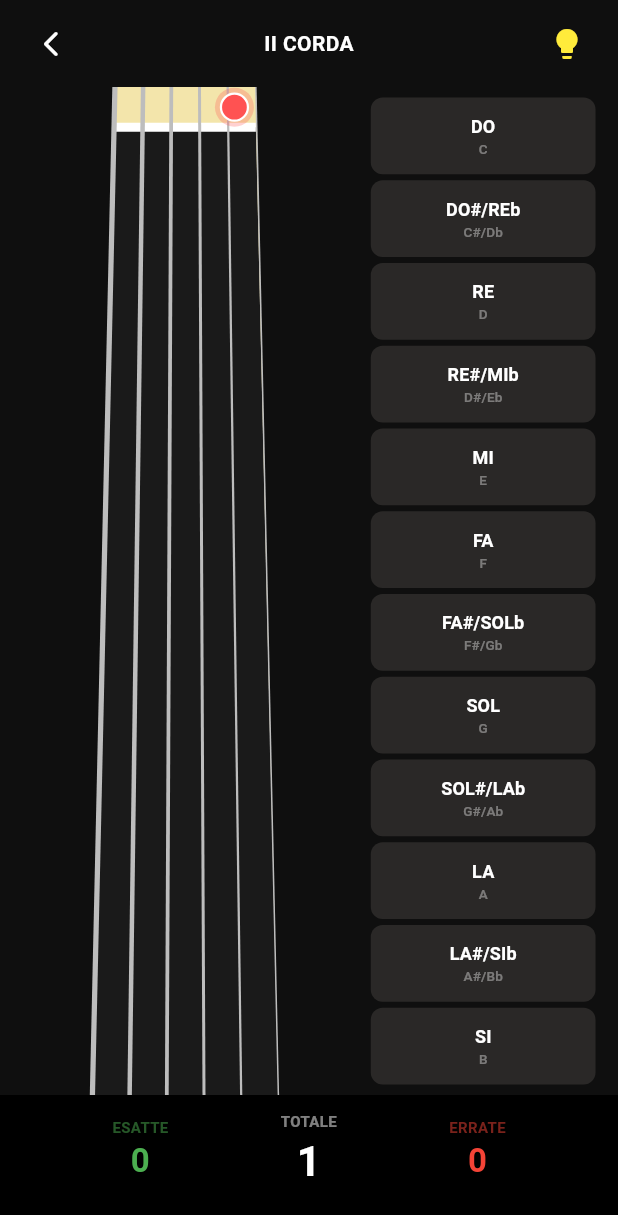
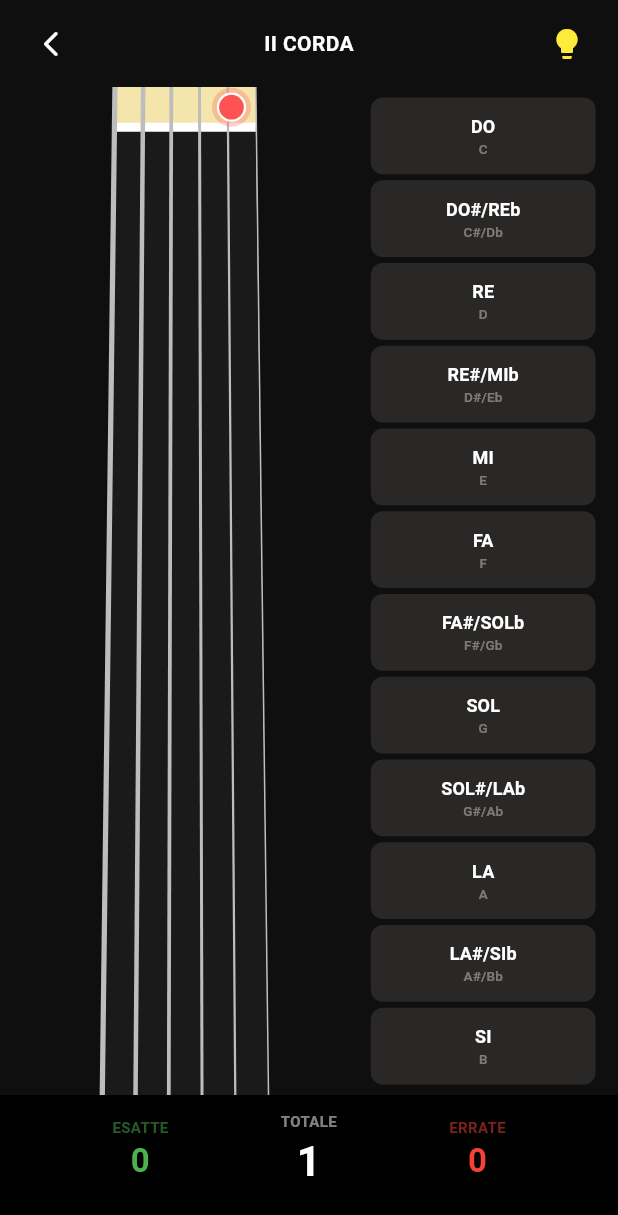
Before and after one commit to LimeBob1985/what-note-is-it, a Flutter app: the GamePage screen opened directly with empty values, after a tap on the "lightbulb" icon, on a phone screen of 412 x 824 dp. Shown: the top 1215 px of the screen. Run offline on Flutter 3.47's test engine with Material 3 defaults, Android fonts, the phone set to English and light mode, and no system bars; our stand-ins replace shared_preferences; accounts and stored records are empty.

Commit message:
Ridimensione manico

```diff
--- a/lib/widgets/guitar_neck_painter.dart
+++ b/lib/widgets/guitar_neck_painter.dart
@@ -32,16 +32,15 @@ class GuitarNeckPainter extends CustomPainter {
 
     final Paint paint = Paint()..isAntiAlias = true;
 
-    // --- CALCOLO PROPORZIONI (PIÙ STRETTE E GRANDI) ---
-    // Stringiamo il manico per renderlo più realistico (42mm -> 55.5mm proporzionale)
-    final double nutWidth = width * 0.38; // Ridotto da 0.45 per stringere le corde
-    final double scaleFactor = 1.32;
+    // --- CALCOLO PROPORZIONI (PIÙ DRITTO) ---
+    final double nutWidth = width * 0.38;
+    // Ridotto scaleFactor da 1.32 a 1.18 per rendere il manico meno trapezoidale
+    final double scaleFactor = 1.18;
     final double baseWidth = nutWidth * scaleFactor;
 
     final double nutXStart = (width - nutWidth) / 2;
     final double baseXStart = (width - baseWidth) / 2;
 
-    // Alziamo il capotasto per sfruttare più spazio (meno eccesso sopra)
     final double nutY = height * 0.04;
 
     double getWidthAtY(double y) {
@@ -82,14 +81,13 @@ class GuitarNeckPainter extends CustomPainter {
     // --- LOGICA TASTI ---
     List<double> fretPositions = [nutY];
     double currentPos = nutY;
-    final double spacingFactor = frets > 12 ? 0.962 : 0.945; // Leggera ottimizzazione spaziatura
+    final double spacingFactor = frets > 12 ? 0.962 : 0.945;
     double totalRelativeScale = 0;
     double tempLength = 1.0;
     for (int i = 0; i < frets; i++) {
       totalRelativeScale += tempLength;
       tempLength *= spacingFactor;
     }
-    // Riduciamo l'eccesso in fondo (da 0.03 a 0.01) per ingrandire i tasti
     double unit = (height - nutY - (height * 0.01)) / totalRelativeScale;
     double currentFretStep = unit;
 
@@ -144,11 +142,9 @@ class GuitarNeckPainter extends CustomPainter {
       canvas.drawCircle(Offset(x, y), 9, Paint()..color = Colors.white..style = PaintingStyle.stroke..strokeWidth = 1.5);
     }
 
-    // Calcolo X preciso considerando l'inclinazione
     double getXForStringAtY(int stringIdx, double y) {
       double xNut = nutX + (stringIdx * (nutW / 5));
       double xBase = baseX + (stringIdx * (baseW / 5));
-      // Interpolazione lineare su tutta l'altezza
       return xNut + (xBase - xNut) * (y / fretPositions.last);
     }
 
```
